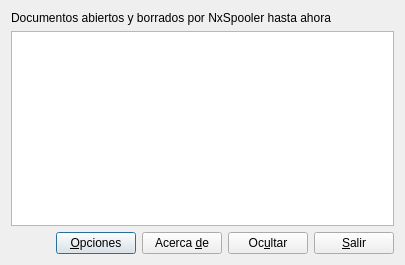
Qt form trunk/nxspooler.ui (BackupTheBerlios/nxspooler-svn) before a commit.
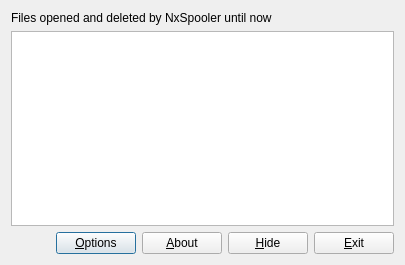
The same form after that commit. Icons and pictures are not drawn.

Patch:
```diff
--- a/trunk/nxspooler.ui
+++ b/trunk/nxspooler.ui
@@ -27,7 +27,7 @@
    <item>
     <widget class="QLabel" name="m_label_2">
      <property name="text">
-      <string>Documentos abiertos y borrados por NxSpooler hasta ahora</string>
+      <string>Files opened and deleted by NxSpooler until now</string>
      </property>
     </widget>
    </item>
@@ -77,7 +77,7 @@
         <string>Ver y modificar la configuración de NxSpooler.</string>
        </property>
        <property name="text">
-        <string>&amp;Opciones</string>
+        <string>&amp;Options</string>
        </property>
       </widget>
      </item>
@@ -90,7 +90,7 @@
         <string>Información sobre NxSpooler y su licencia.</string>
        </property>
        <property name="text">
-        <string>Acerca &amp;de</string>
+        <string>&amp;About</string>
        </property>
       </widget>
      </item>
@@ -103,7 +103,7 @@
         <string>Esconder esta ventana y dejar un icono en la bandeja del sistema para poder restaurar o salir de NxSpooler.</string>
        </property>
        <property name="text">
-        <string>Oc&amp;ultar</string>
+        <string>&amp;Hide</string>
        </property>
       </widget>
      </item>
@@ -116,7 +116,7 @@
         <string>Salir de NxSpooler.</string>
        </property>
        <property name="text">
-        <string>&amp;Salir</string>
+        <string>&amp;Exit</string>
        </property>
       </widget>
      </item>
```
Left out of the diff: 69 changed lines with no effect on the pictures.
